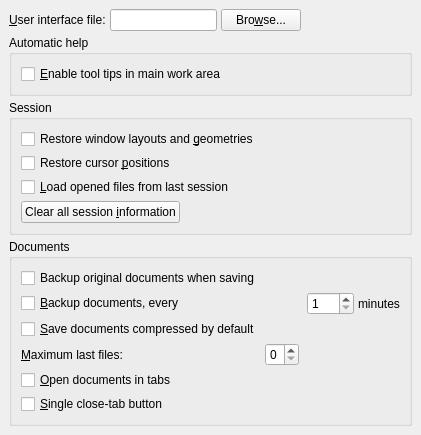
Qt form src/frontends/qt4/ui/PrefUi.ui (cburschka/lyx) before a commit.
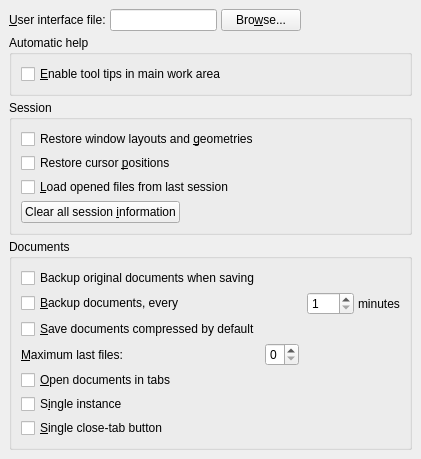
The same form after that commit.

Commit message:
The "single instance" patch.
By default, if the lyxpipe is set up and working, loading of documents
is deferred to an already running instance. Note that an already running
instance is only used for loading, such that export from command line
still works as usual.

The default behavior can be changed through a preference setting, and,
whatever the default is, it can be overridden by command line options.
Unticking the "Single instance" check box in the preferences, LyX behaves
exactly as before the introduction of this feature.

What changed in the file:
```diff
--- a/src/frontends/qt4/ui/PrefUi.ui
+++ b/src/frontends/qt4/ui/PrefUi.ui
@@ -240,6 +240,16 @@
        </widget>
       </item>
       <item row="5" column="0" colspan="2">
+       <widget class="QCheckBox" name="singleInstanceCB">
+        <property name="toolTip">
+         <string>Whether to open documents in an already running instance of LyX.</string>
+        </property>
+        <property name="text">
+         <string>S&amp;ingle instance</string>
+        </property>
+       </widget>
+      </item>
+      <item row="6" column="0" colspan="2">
        <widget class="QCheckBox" name="singleCloseTabButtonCB">
         <property name="toolTip">
          <string>Whether to place close button on each tab or only one in the top left.</string>
```
The commit also changes 8 other files.
